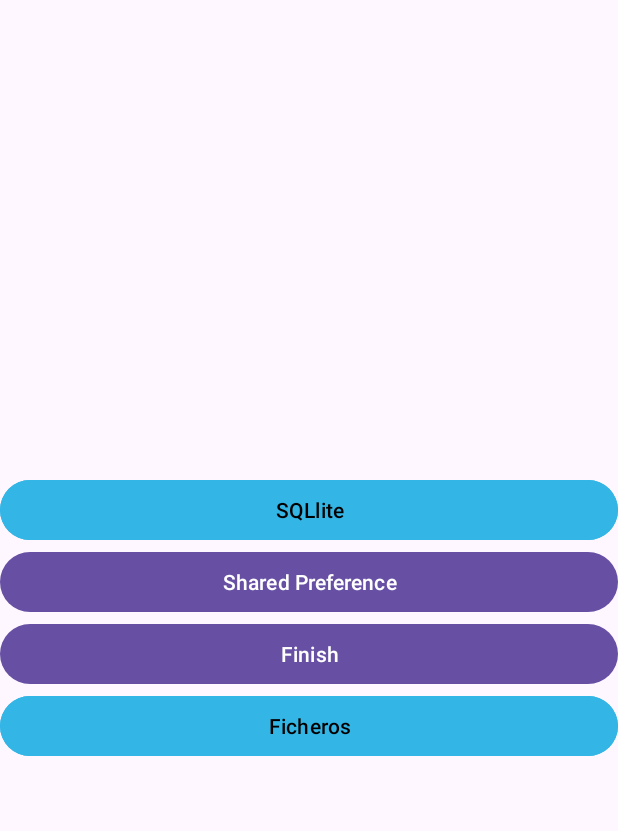
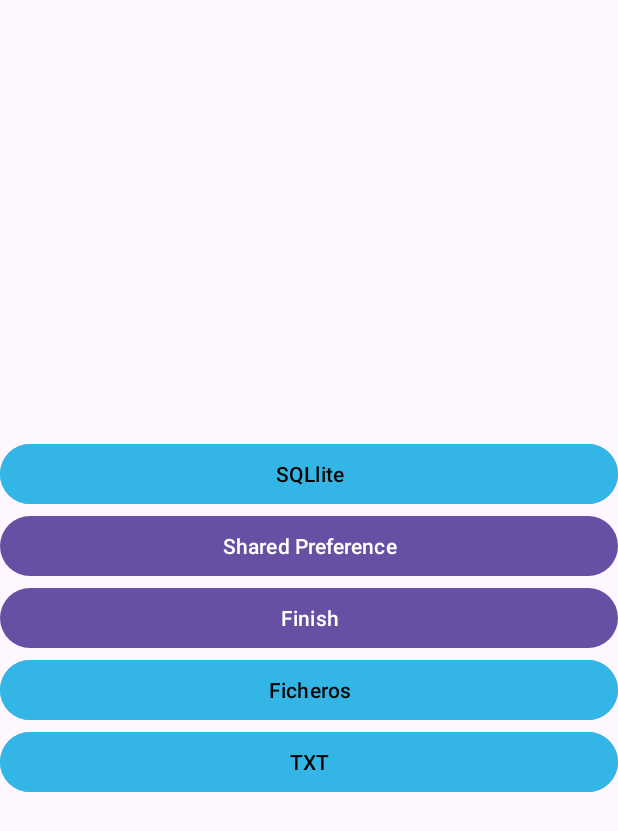
Before and after one commit to Datakokk/modulo-DAM, an Android app: the screen it shows after launch (MainActivity), on a phone screen of 412 x 824 dp. Shown: the top 831 px of the screen. Run offline under Robolectric (Android 15) with nearby library versions, the light colour scheme and no system bars.

Commit message:
PMDM: Se ha finalizado Tarea individual 3 - Actividad que inserta elementos XML desde Javaesta dentro de la aplicación clasesAsociadas botones

```diff
--- a/PMDM/ClasesAsociadasBotones/app/src/main/AndroidManifest.xml
+++ b/PMDM/ClasesAsociadasBotones/app/src/main/AndroidManifest.xml
@@ -25,6 +25,7 @@
         <activity android:name=".menu.Activity2"/>
         <activity android:name=".menu.Activity3"/>
         <activity android:name=".menu.Activity4"/>
+        <activity android:name=".menu.Activity5"/>
     </application>
 
 </manifest>
--- a/PMDM/ClasesAsociadasBotones/app/src/main/java/com/example/clasesasociadasbotones/MainActivity.java
+++ b/PMDM/ClasesAsociadasBotones/app/src/main/java/com/example/clasesasociadasbotones/MainActivity.java
@@ -47,6 +47,13 @@
             startActivity(intent);
         });
 
+        // Botón 5
+        Button button5 = findViewById(R.id.button5);
+        button5.setOnClickListener(v -> {
+            Intent intent = new Intent(MainActivity.this, Activity5.class);
+            startActivity(intent);
+        });
+
     }
 
     @Override
--- a/PMDM/ClasesAsociadasBotones/app/src/main/res/layout/activity_main.xml
+++ b/PMDM/ClasesAsociadasBotones/app/src/main/res/layout/activity_main.xml
@@ -33,4 +33,11 @@
         android:backgroundTint="@android:color/holo_blue_light"
         android:textColor="#000"/>
 
+    <Button
+        android:id="@+id/button5"
+        android:layout_width="match_parent"
+        android:layout_height="wrap_content"
+        android:text="TXT"
+        android:backgroundTint="@android:color/holo_blue_light"
+        android:textColor="#000"/>
 </LinearLayout>
```
Also changed, not shown: PMDM/ClasesAsociadasBotones/app/src/main/java/com/example/clasesasociadasbotones/menu/Activity5.java (added, +64 -0 lines), PMDM/ClasesAsociadasBotones/app/src/main/res/layout/activity_5.xml (added, +39 -0 lines).
